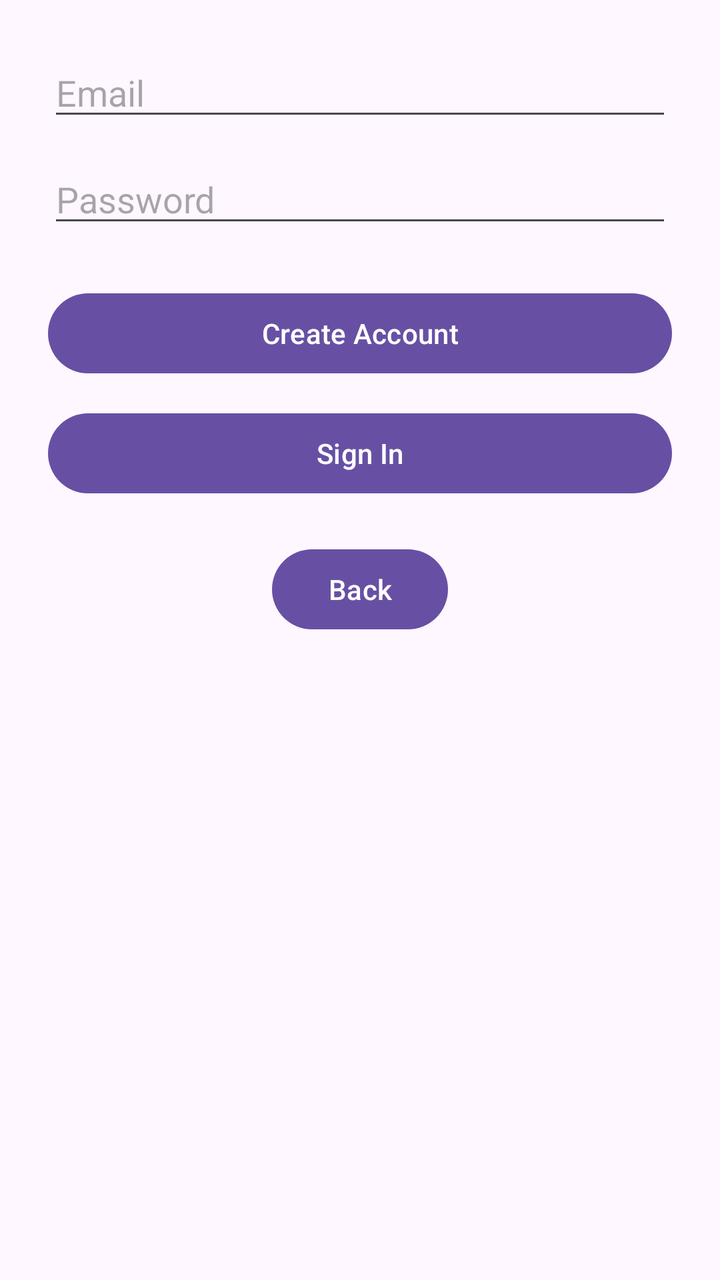
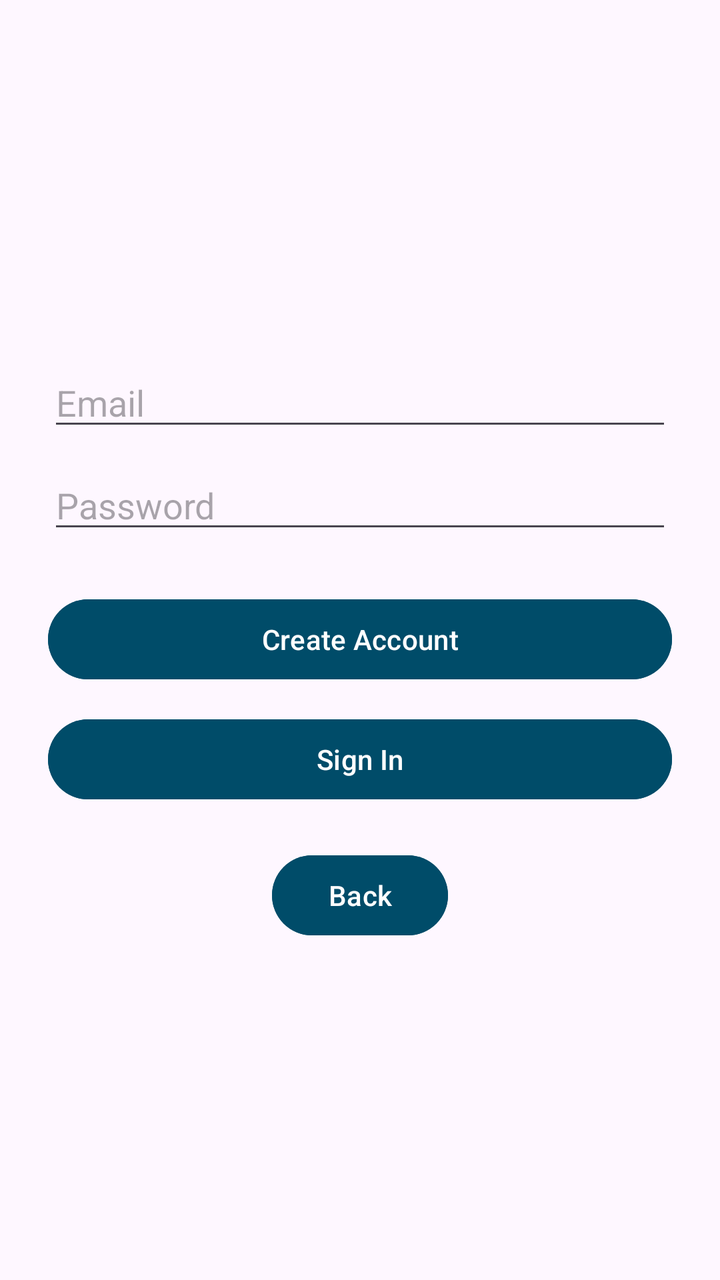

Two renders of the same Android screen: before a commit and after it. Below are the layout's source before the change and the commit's diff.
<!-- AndroidManifest.xml: application theme Theme.KeepPace -->
<!-- res/layout/activity_email_password.xml -->
<?xml version="1.0" encoding="utf-8"?>
<LinearLayout xmlns:android="http://schemas.android.com/apk/res/android"
    xmlns:tools="http://schemas.android.com/tools"
    android:orientation="vertical"
    android:padding="24dp"
    android:gravity="center_horizontal"
    android:layout_width="match_parent"
    android:layout_height="match_parent"
    tools:context=".EmailPasswordActivity">

    
    <EditText
        android:id="@+id/fieldEmail"
        android:hint="Email"
        android:inputType="textEmailAddress"
        android:layout_width="match_parent"
        android:layout_height="wrap_content"
        android:autofillHints="emailAddress"
        android:importantForAutofill="yes" />

    
    <EditText
        android:id="@+id/fieldPassword"
        android:hint="Password"
        android:inputType="textPassword"
        android:layout_width="match_parent"
        android:layout_height="wrap_content"
        android:autofillHints="password"
        android:importantForAutofill="yes"
        android:layout_marginTop="12dp" />

    
    <Button
        android:id="@+id/emailCreateAccountButton"
        android:text="Create Account"
        android:layout_width="match_parent"
        android:layout_height="wrap_content"
        android:layout_marginTop="24dp" />

    
    <Button
        android:id="@+id/emailSignInButton"
        android:text="Sign In"
        android:layout_width="match_parent"
        android:layout_height="wrap_content"
        android:layout_marginTop="12dp" />

    
  

    <Button
        android:id="@+id/backButton"
        android:text="Back"
        android:layout_width="wrap_content"
        android:layout_height="wrap_content"
        android:layout_marginTop="20dp"/>

    
    <TextView
        android:id="@+id/statusText"
        android:text=""
        android:textSize="16sp"
        android:layout_width="wrap_content"
        android:layout_height="wrap_content"
        android:layout_marginTop="20dp" />

</LinearLayout>
<!-- resources referenced by this layout -->
<resources>
  <style name="Theme.KeepPace" parent="Theme.Material3.Light.NoActionBar">
          
      </style>
</resources>

<!-- the commit's change to res/layout/activity_email_password.xml (unified diff, before → after) -->
@@ -16,7 +16,8 @@
         android:layout_width="match_parent"
         android:layout_height="wrap_content"
         android:autofillHints="emailAddress"
-        android:importantForAutofill="yes" />
+        android:importantForAutofill="yes"
+        android:layout_marginTop="155dp"/>
 
     
     <EditText
@@ -27,7 +28,7 @@
         android:layout_height="wrap_content"
         android:autofillHints="password"
         android:importantForAutofill="yes"
-        android:layout_marginTop="12dp" />
+        android:layout_marginTop="10dp" />
 
     
     <Button
@@ -35,33 +36,33 @@
         android:text="Create Account"
         android:layout_width="match_parent"
         android:layout_height="wrap_content"
-        android:layout_marginTop="24dp" />
+        android:layout_marginTop="24dp"
+        android:backgroundTint="@color/material_dynamic_primary30"/>
+    />
+
+    
+
+    
+  
 
     
     <Button
         android:id="@+id/emailSignInButton"
-        android:text="Sign In"
         android:layout_width="match_parent"
         android:layout_height="wrap_content"
-        android:layout_marginTop="12dp" />
+        android:layout_marginTop="12dp"
+        android:text="Sign In"
+        android:backgroundTint="@color/material_dynamic_primary30"/>
+    />
 
     
-  
-
     <Button
         android:id="@+id/backButton"
-        android:text="Back"
         android:layout_width="wrap_content"
         android:layout_height="wrap_content"
-        android:layout_marginTop="20dp"/>
-
-    
-    <TextView
-        android:id="@+id/statusText"
-        android:text=""
-        android:textSize="16sp"
-        android:layout_width="wrap_content"
-        android:layout_height="wrap_content"
-        android:layout_marginTop="20dp" />
+        android:layout_marginTop="20dp"
+        android:text="Back"
+        android:backgroundTint="@color/material_dynamic_primary30"/>
+    />
 
 </LinearLayout>
